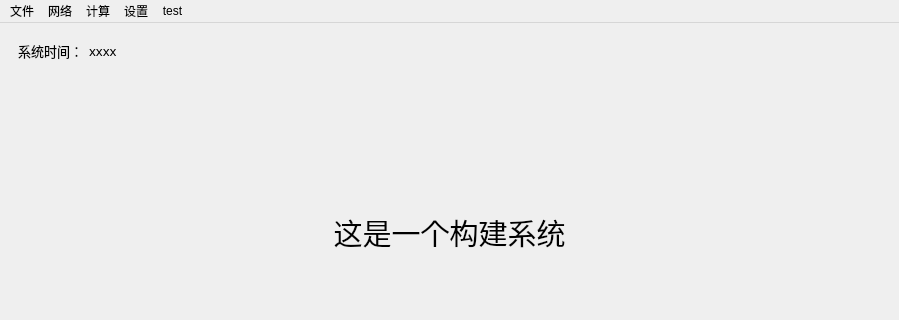
Qt form qt_app/entry/entrywindow.ui (swing-alliance/repo_builds) before a commit; both pictures show x 0 to 899 and y 0 to 320 of the 899 by 596 pixel window.
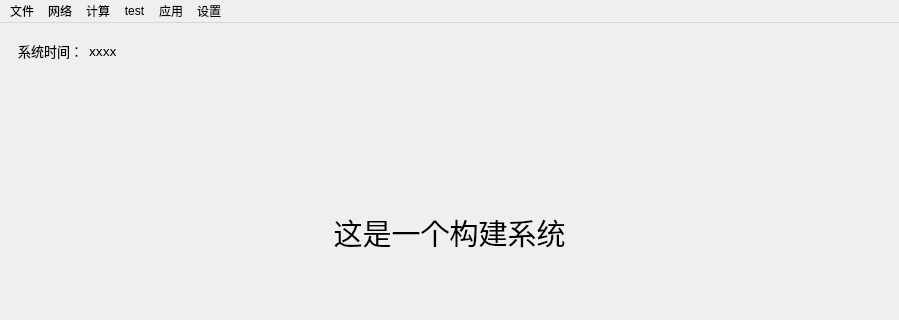
The same form after that commit.

```diff
--- a/qt_app/entry/entrywindow.ui
+++ b/qt_app/entry/entrywindow.ui
@@ -242,14 +242,6 @@
     </property>
     <addaction name="action_v_time"/>
    </widget>
-   <widget class="QMenu" name="settingmenu">
-    <property name="layoutDirection">
-     <enum>Qt::LayoutDirection::LeftToRight</enum>
-    </property>
-    <property name="title">
-     <string>设置</string>
-    </property>
-   </widget>
    <widget class="QMenu" name="menutest">
     <property name="title">
      <string>test</string>
@@ -257,11 +249,24 @@
     <addaction name="dir_login_test"/>
     <addaction name="dir_main_test"/>
    </widget>
+   <widget class="QMenu" name="appmenu">
+    <property name="title">
+     <string>应用</string>
+    </property>
+    <addaction name="actiondir_main"/>
+    <addaction name="actiondir_fund_pannel"/>
+   </widget>
+   <widget class="QMenu" name="settingmenu">
+    <property name="title">
+     <string>设置</string>
+    </property>
+   </widget>
    <addaction name="filemenu"/>
    <addaction name="netmenu"/>
    <addaction name="calcmenu"/>
-   <addaction name="settingmenu"/>
    <addaction name="menutest"/>
+   <addaction name="appmenu"/>
+   <addaction name="settingmenu"/>
   </widget>
   <action name="actionupdatefromserver">
    <property name="text">
```
Left out of the diff: 24 changed lines with no effect on the pictures.
